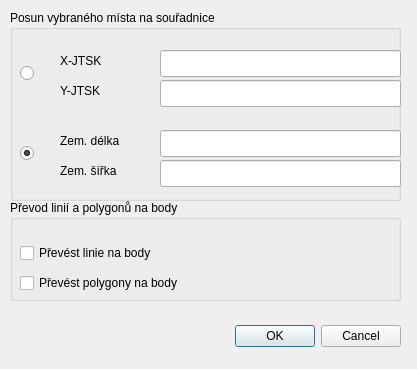
First picture: the form in ui/coords.ui, repository ruz76/qgis_patrac, before the edit.
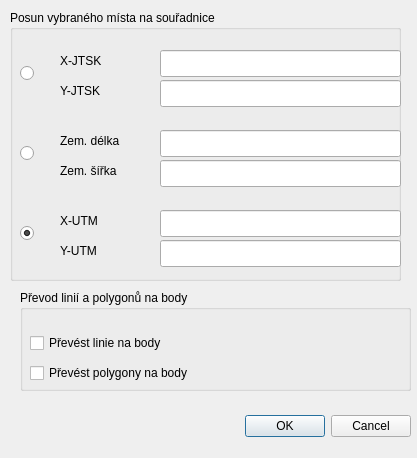
Second picture: the form after the edit.

```diff
--- a/ui/coords.ui
+++ b/ui/coords.ui
@@ -7,7 +7,7 @@
     <x>0</x>
     <y>0</y>
     <width>417</width>
-    <height>369</height>
+    <height>458</height>
    </rect>
   </property>
   <property name="windowTitle">
@@ -16,8 +16,8 @@
   <widget class="QDialogButtonBox" name="buttonBox">
    <property name="geometry">
     <rect>
-     <x>60</x>
-     <y>320</y>
+     <x>70</x>
+     <y>410</y>
      <width>341</width>
      <height>32</height>
     </rect>
@@ -35,7 +35,7 @@
      <x>10</x>
      <y>10</y>
      <width>391</width>
-     <height>191</height>
+     <height>271</height>
     </rect>
    </property>
    <property name="title">
@@ -87,7 +87,7 @@
      <string/>
     </property>
     <property name="checked">
-     <bool>true</bool>
+     <bool>false</bool>
     </property>
    </widget>
    <widget class="QLineEdit" name="lineEditLon">
@@ -165,12 +165,74 @@
      </rect>
     </property>
    </widget>
+   <widget class="QLineEdit" name="lineEditUTMY">
+    <property name="geometry">
+     <rect>
+      <x>150</x>
+      <y>230</y>
+      <width>241</width>
+      <height>27</height>
+     </rect>
+    </property>
+   </widget>
+   <widget class="QLabel" name="labelUTMX">
+    <property name="geometry">
+     <rect>
+      <x>50</x>
+      <y>200</y>
+      <width>91</width>
+      <height>21</height>
+     </rect>
+    </property>
+    <property name="text">
+     <string>X-UTM</string>
+    </property>
+   </widget>
+   <widget class="QRadioButton" name="radioButtonUTM">
+    <property name="geometry">
+     <rect>
+      <x>10</x>
+      <y>210</y>
+      <width>21</width>
+      <height>26</height>
+     </rect>
+    </property>
+    <property name="text">
+     <string/>
+    </property>
+    <property name="checked">
+     <bool>true</bool>
+    </property>
+   </widget>
+   <widget class="QLabel" name="labelUTMY">
+    <property name="geometry">
+     <rect>
+      <x>50</x>
+      <y>230</y>
+      <width>91</width>
+      <height>21</height>
+     </rect>
+    </property>
+    <property name="text">
+     <string>Y-UTM</string>
+    </property>
+   </widget>
+   <widget class="QLineEdit" name="lineEditUTMX">
+    <property name="geometry">
+     <rect>
+      <x>150</x>
+      <y>200</y>
+      <width>241</width>
+      <height>27</height>
+     </rect>
+    </property>
+   </widget>
   </widget>
   <widget class="QGroupBox" name="groupBoxConvert">
    <property name="geometry">
     <rect>
-     <x>10</x>
-     <y>200</y>
+     <x>20</x>
+     <y>290</y>
      <width>391</width>
      <height>101</height>
     </rect>
```
Left out of the diff: 3 changed lines with no effect on the pictures.
